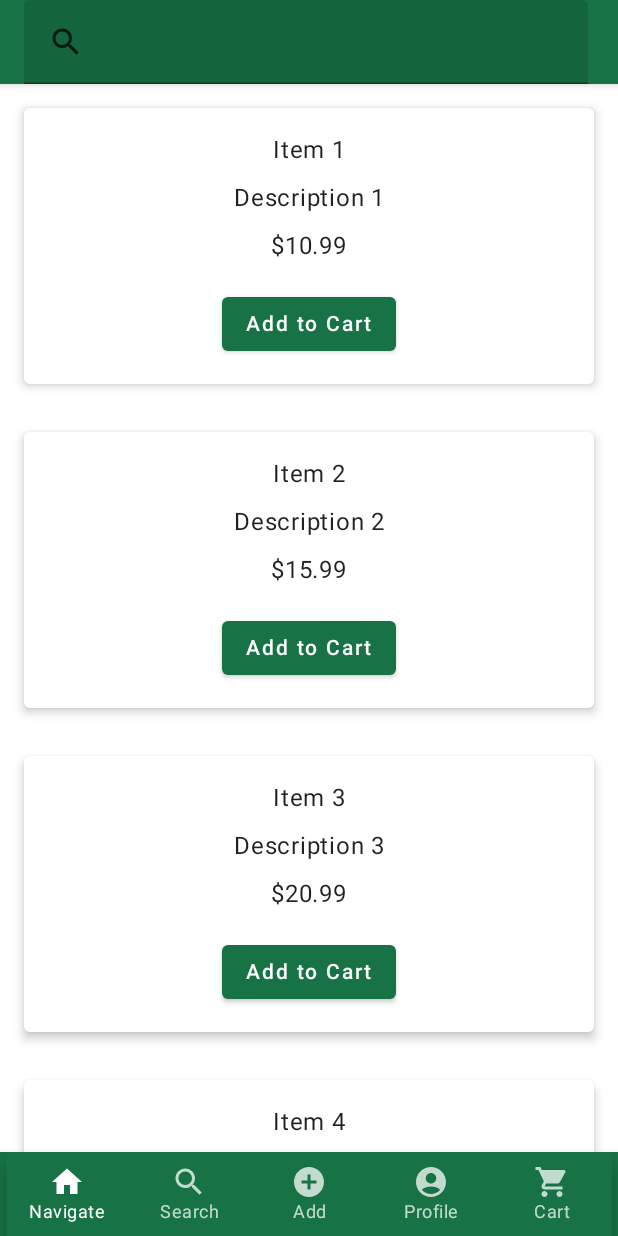
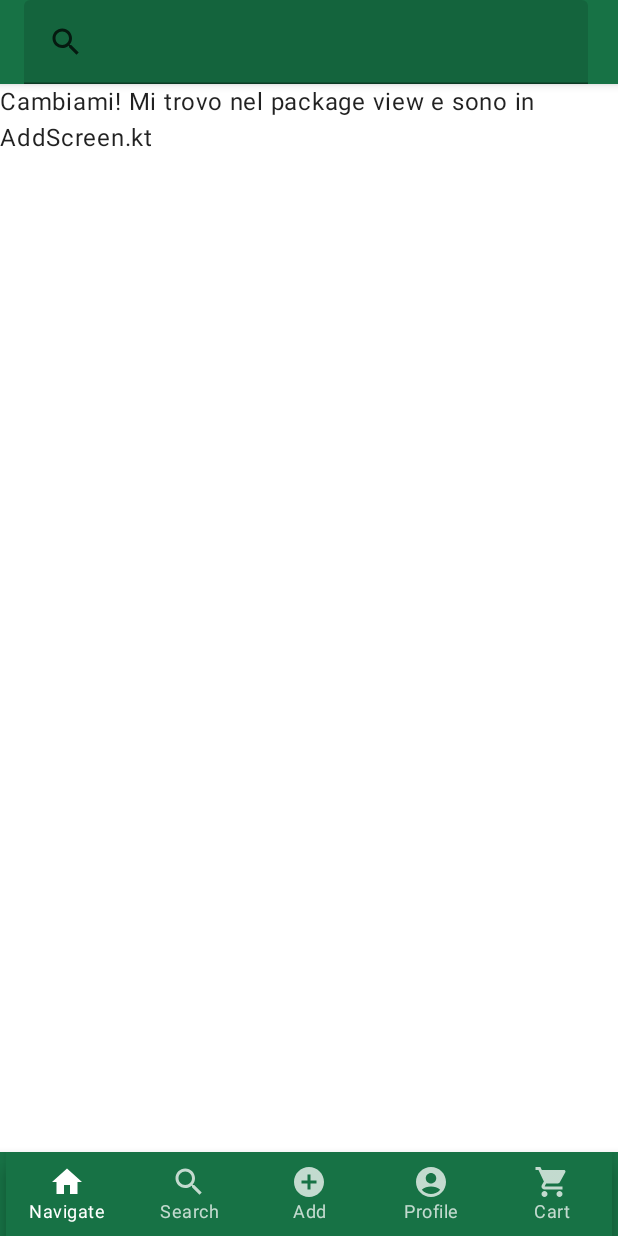
Before and after one commit to GiVill/Progetto-2022-2023-Villella-Dattilo-Laise-Trovato-Aloisio, an Android app built with Jetpack Compose: the screen it shows after launch (MainActivity), item 3 of the bottom bar chosen, on a phone screen of 412 x 824 dp. Run offline under Robolectric (Android 15) with nearby library versions, the phone set to English and light mode, and no system bars; our stand-ins replace accompanist.

Commit message:
Added to all the button a screen (empty)

```diff
--- a/VintedAndroid/app/src/main/java/com/example/vintedandroid/MainActivity.kt
+++ b/VintedAndroid/app/src/main/java/com/example/vintedandroid/MainActivity.kt
@@ -19,6 +19,7 @@ import androidx.compose.ui.unit.dp
 import androidx.navigation.NavHostController
 import androidx.navigation.compose.rememberNavController
 import com.example.vintedandroid.theme.VintedAndroidTheme
+import com.example.vintedandroid.view.SetupNavGraph
 
 
 class MainActivity : ComponentActivity() {
@@ -141,19 +142,19 @@ fun ApplicationBottomBar(navController: NavHostController) {//,selectedIndex: Mu
             )
             BottomNavigationItem(
                 selected = false,
-                onClick = { /* Search */ }, //navController.navigate("search")
+                onClick = { navController.popBackStack(); navController.navigate("search") }, //navController.navigate("search")
                 icon = { Icon(Icons.Default.Search, contentDescription = "search") },
                 label = { Text(text = "Search") }
             )
             BottomNavigationItem(
                 selected = false,
-                onClick = { /* Profile */ }, //navController.navigate("add")
+                onClick = { navController.popBackStack(); navController.navigate("add") }, //navController.navigate("add")
                 icon = { Icon(Icons.Default.AddCircle, contentDescription = "add_circle") },
                 label = { Text(text = "Add") }
             )
             BottomNavigationItem(
                 selected = false,
-                onClick = { navController.popBackStack(); navController.navigate("account") }, //navController.navigate("profile")
+                onClick = { navController.popBackStack(); navController.navigate("bottom-bar-profile") }, //navController.navigate("profile")
                 icon = { Icon(Icons.Default.AccountCircle, contentDescription = "add_circle") },
                 label = { Text(text = "Profile") }
             )
--- a/VintedAndroid/app/src/main/java/com/example/vintedandroid/ScreenController.kt
+++ /dev/null
@@ -1,8 +0,0 @@
-package com.example.vintedandroid
-
-sealed class ScreenController(val route: String){
-    object Home:ScreenController(route = "home")
-    object Cart:ScreenController(route = "cart")
-    object Profile:ScreenController(route = "profile")
-    object Account:ScreenController(route = "account")
-}
--- /dev/null
+++ b/VintedAndroid/app/src/main/java/com/example/vintedandroid/view/AddScreen.kt
@@ -0,0 +1,16 @@
+package com.example.vintedandroid.view
+
+import androidx.compose.material.Text
+import androidx.compose.runtime.Composable
+import androidx.compose.ui.tooling.preview.Preview
+
+@Composable
+fun AddScreen() {
+    Text(text = "Cambiami! Mi trovo nel package view e sono in AddScreen.kt")
+}
+
+@Preview
+@Composable
+fun AddScreenPreview() {
+    AddScreen()
+}
--- a/VintedAndroid/app/src/main/java/com/example/vintedandroid/CartScreen.kt
+++ b/VintedAndroid/app/src/main/java/com/example/vintedandroid/view/CartScreen.kt
@@ -1,4 +1,4 @@
-package com.example.vintedandroid
+package com.example.vintedandroid.view
 
 import android.util.Log
 import androidx.compose.foundation.layout.Column
@@ -13,6 +13,8 @@ import androidx.compose.ui.Alignment
 import androidx.compose.ui.Modifier
 import androidx.compose.ui.tooling.preview.Preview
 import androidx.compose.ui.unit.dp
+import com.example.vintedandroid.Item
+
 //import com.google.android.material.snackbar.Snackbar
 
 @Composable
--- a/VintedAndroid/app/src/main/java/com/example/vintedandroid/HomeScreen.kt
+++ b/VintedAndroid/app/src/main/java/com/example/vintedandroid/view/HomeScreen.kt
@@ -1,4 +1,4 @@
-package com.example.vintedandroid
+package com.example.vintedandroid.view
 
 import android.annotation.SuppressLint
 import android.util.Log
@@ -19,6 +19,7 @@ import androidx.compose.ui.Alignment
 import androidx.compose.ui.Modifier
 import androidx.compose.ui.tooling.preview.Preview
 import androidx.compose.ui.unit.dp
+import com.example.vintedandroid.Item
 
 @SuppressLint("UnusedMaterialScaffoldPaddingParameter")
 @Composable
--- /dev/null
+++ b/VintedAndroid/app/src/main/java/com/example/vintedandroid/view/ScreenController.kt
@@ -0,0 +1,15 @@
+package com.example.vintedandroid.view
+
+sealed class ScreenController(val route: String){
+    object Home: ScreenController(route = "home")
+    object Search: ScreenController(route = "search")
+    object Add: ScreenController(route = "add")
+    object Cart: ScreenController(route = "cart")
+    object Profile: ScreenController(route = "profile")
+    object BottomBarProfile: ScreenController(route = "bottom-bar-profile")
+    object Favorite: ScreenController(route = "favorite")
+    object Balance: ScreenController(route = "balance")
+    object Setting: ScreenController(route = "setting")
+    object Feedback: ScreenController(route = "feedback")
+
+}
--- /dev/null
+++ b/VintedAndroid/app/src/main/java/com/example/vintedandroid/view/SearchScreen.kt
@@ -0,0 +1,16 @@
+package com.example.vintedandroid.view
+
+import androidx.compose.material.Text
+import androidx.compose.runtime.Composable
+import androidx.compose.ui.tooling.preview.Preview
+
+@Composable
+fun SearchScreen() {
+    Text(text = "Cambiami! Mi trovo nel package view e sono in SearchScreen.kt")
+}
+
+@Preview
+@Composable
+fun SearchScreenPreview() {
+    SearchScreen()
+}
--- a/VintedAndroid/app/src/main/java/com/example/vintedandroid/SetupNavGraph.kt
+++ b/VintedAndroid/app/src/main/java/com/example/vintedandroid/view/SetupNavGraph.kt
@@ -1,4 +1,4 @@
-package com.example.vintedandroid
+package com.example.vintedandroid.view
 
 import android.annotation.SuppressLint
 import androidx.compose.runtime.Composable
@@ -7,9 +7,8 @@ import androidx.compose.runtime.remember
 import androidx.navigation.NavHostController
 import androidx.navigation.compose.NavHost
 import androidx.navigation.compose.composable
+import com.example.vintedandroid.Item
 import com.example.vintedandroid.client.models.UserDto
-import com.example.vintedandroid.theme.ui.AccountActivity
-import com.example.vintedandroid.theme.ui.PersonalInfo
 
 @SuppressLint("UnusedMaterialScaffoldPaddingParameter")
 @Composable
@@ -33,14 +32,32 @@ fun SetupNavGraph(navController: NavHostController) {
         composable(route = ScreenController.Home.route){
             HomeScreen(itemsInCart)
         }
+        composable(route = ScreenController.Search.route){
+            SearchScreen()
+        }
+        composable(route = ScreenController.Add.route){
+            AddScreen()
+        }
         composable(route = ScreenController.Cart.route){
             CartScreen(itemsInCart)
         }
         composable(route = ScreenController.Profile.route){
-            PersonalInfo(user) //TODO cambiare user
+            ProfileScreen(user) //TODO cambiare user
         }
-        composable(route = ScreenController.Account.route){
-            AccountActivity(navController, user1) //TODO cambiare user1
+        composable(route = ScreenController.BottomBarProfile.route){
+            BottomBarProfile(navController, user1) //TODO cambiare user1
+        }
+        composable(route = ScreenController.Favorite.route){
+            FavoriteScreen()
+        }
+        composable(route = ScreenController.Balance.route){
+            BalanceScreen()
+        }
+        composable(route = ScreenController.Setting.route){
+            SettingScreen()
+        }
+        composable(route = ScreenController.Feedback.route){
+            FeedbackScreen()
         }
     }
 
```
Also changed, not shown: VintedAndroid/app/src/main/java/com/example/vintedandroid/view/BalanceScreen.kt (added, +16 -0 lines), VintedAndroid/app/src/main/java/com/example/vintedandroid/view/BottomBarProfile.kt (renamed from VintedAndroid/app/src/main/java/com/example/vintedandroid/theme/ui/AccountActivity.kt, +8 -8 lines), VintedAndroid/app/src/main/java/com/example/vintedandroid/view/FavoriteScreen.kt (added, +16 -0 lines), VintedAndroid/app/src/main/java/com/example/vintedandroid/view/FeedbackScreen.kt (added, +16 -0 lines), VintedAndroid/app/src/main/java/com/example/vintedandroid/view/ProfileScreen.kt (renamed from VintedAndroid/app/src/main/java/com/example/vintedandroid/theme/ui/PersonalInformationActivity.kt, +4 -10 lines), VintedAndroid/app/src/main/java/com/example/vintedandroid/view/SettingScreen.kt (added, +16 -0 lines), VintedAndroid/app/src/main/java/com/example/vintedandroid/view/SingleInsertionScreen.kt (renamed from VintedAndroid/app/src/main/java/com/example/vintedandroid/theme/ui/SingleInsertionActivity.kt, +2 -5 lines), 316 other files.
